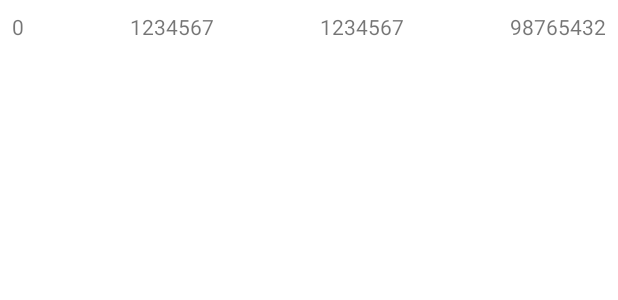
After one commit to prithvibhola/WorkManager, an Android app: the layout holder_location.xml on its own in the app's theme, with its tools: preview values and no code run, on a phone screen of 412 x 824 dp. The commit adds this screen. Shown: the top 300 px of the screen. Run offline under Robolectric (Android 15) with nearby library versions, the phone set to English and light mode, and no system bars.

Commit message:
Location UI

```diff
--- /dev/null
+++ b/app/src/main/res/layout/holder_location.xml
@@ -0,0 +1,41 @@
+<?xml version="1.0" encoding="utf-8"?>
+<android.support.constraint.ConstraintLayout xmlns:android="http://schemas.android.com/apk/res/android"
+    xmlns:app="http://schemas.android.com/apk/res-auto"
+    android:layout_width="match_parent"
+    android:layout_height="wrap_content"
+    android:padding="@dimen/dimen_vertical_half_margin">
+
+    <TextView
+        android:id="@+id/tvId"
+        android:layout_width="wrap_content"
+        android:layout_height="wrap_content"
+        android:text="0"
+        app:layout_constraintEnd_toStartOf="@+id/tvLatitude"
+        app:layout_constraintHorizontal_chainStyle="spread_inside"
+        app:layout_constraintStart_toStartOf="parent" />
+
+    <TextView
+        android:id="@+id/tvLatitude"
+        android:layout_width="wrap_content"
+        android:layout_height="wrap_content"
+        android:text="1234567"
+        app:layout_constraintEnd_toStartOf="@+id/tvLongitude"
+        app:layout_constraintStart_toEndOf="@+id/tvId" />
+
+    <TextView
+        android:id="@+id/tvLongitude"
+        android:layout_width="wrap_content"
+        android:layout_height="wrap_content"
+        android:text="1234567"
+        app:layout_constraintEnd_toStartOf="@+id/tvTime"
+        app:layout_constraintStart_toEndOf="@+id/tvLatitude" />
+
+    <TextView
+        android:id="@+id/tvTime"
+        android:layout_width="wrap_content"
+        android:layout_height="wrap_content"
+        android:text="98765432"
+        app:layout_constraintEnd_toEndOf="parent"
+        app:layout_constraintStart_toEndOf="@+id/tvLongitude" />
+
+</android.support.constraint.ConstraintLayout>
```
Also changed, not shown: app/src/main/java/prithvi/io/workmanager/ui/main/MainActivity.kt (+26 -6 lines), app/src/main/java/prithvi/io/workmanager/ui/main/MainAdapter.kt (added, +45 -0 lines), app/src/main/java/prithvi/io/workmanager/ui/main/MainViewModel.kt (+6 -5 lines), app/src/main/res/layout/activity_main.xml (+9 -0 lines), 1 other file.
